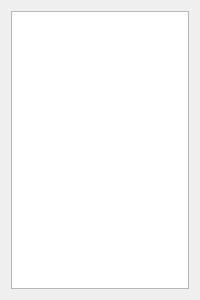
Old version of the form formlayer.ui in the repository rosymaro/qt_pexviewer.
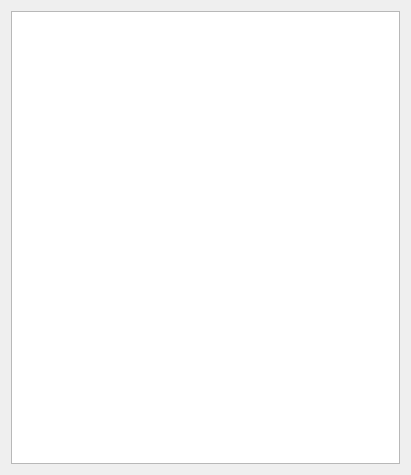
New version of the form.

```diff
--- a/formlayer.ui
+++ b/formlayer.ui
@@ -6,8 +6,8 @@
    <rect>
     <x>0</x>
     <y>0</y>
-    <width>200</width>
-    <height>300</height>
+    <width>411</width>
+    <height>475</height>
    </rect>
   </property>
   <property name="windowTitle">
@@ -15,7 +15,24 @@
   </property>
   <layout class="QVBoxLayout" name="verticalLayout">
    <item>
-    <widget class="QListWidget" name="listWidget"/>
+    <layout class="QGridLayout" name="gridLayout">
+     <item row="0" column="0">
+      <widget class="QTableWidget" name="tableWidget">
+       <property name="focusPolicy">
+        <enum>Qt::ClickFocus</enum>
+       </property>
+       <property name="alternatingRowColors">
+        <bool>true</bool>
+       </property>
+       <property name="textElideMode">
+        <enum>Qt::ElideMiddle</enum>
+       </property>
+       <attribute name="verticalHeaderVisible">
+        <bool>false</bool>
+       </attribute>
+      </widget>
+     </item>
+    </layout>
    </item>
   </layout>
  </widget>
```
